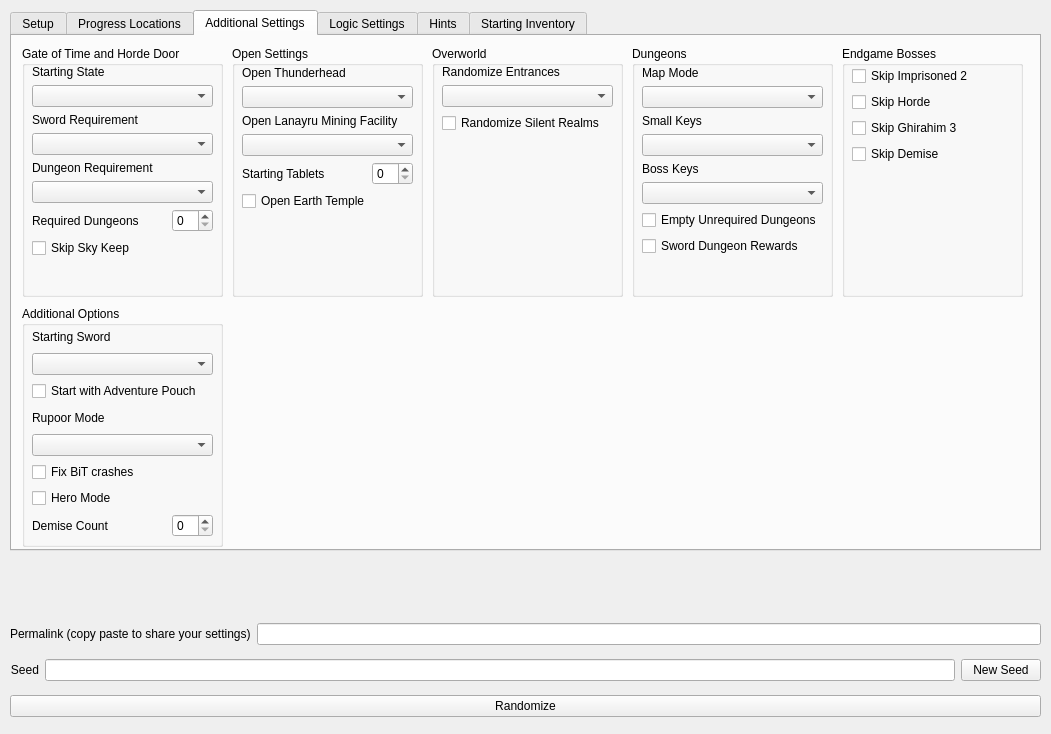
Old version of the form gui/randogui.ui in the repository ssrando/ssrando.
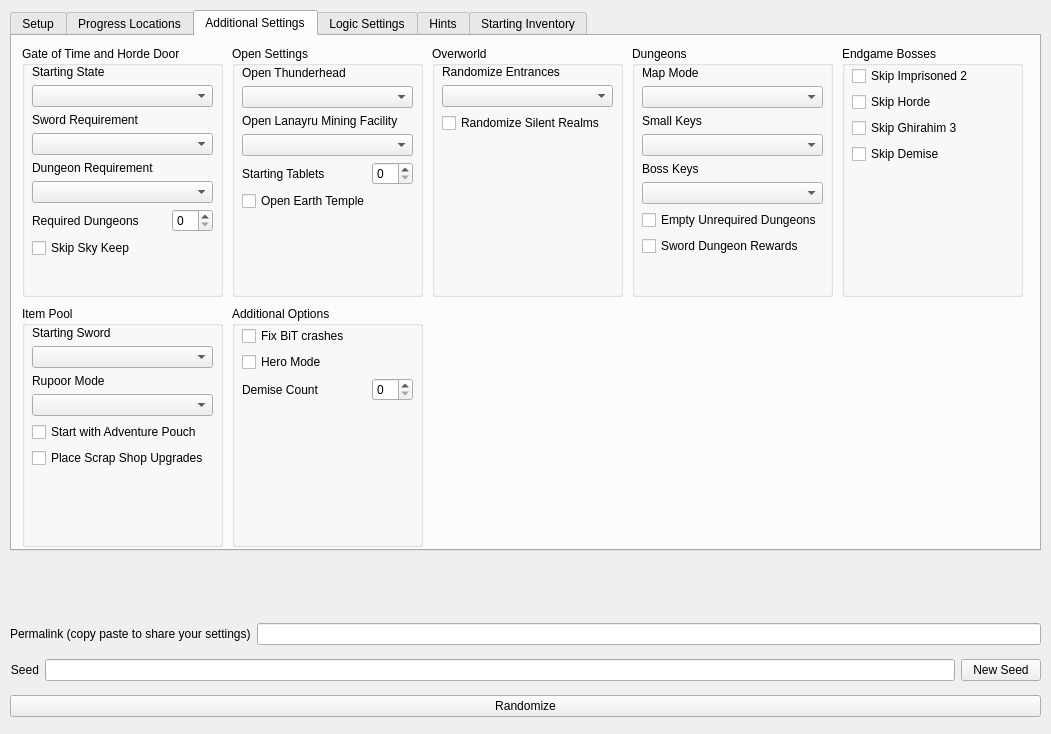
New version of the form. The open tabs and pages were chosen to show the change.

Commit message: Add scrap shop upgrades to UI

```diff
--- a/gui/randogui.ui
+++ b/gui/randogui.ui
@@ -745,7 +745,7 @@
          <x>10</x>
          <y>19</y>
          <width>181</width>
-         <height>223</height>
+         <height>236</height>
         </rect>
        </property>
        <layout class="QVBoxLayout" name="verticalLayout">
@@ -1170,9 +1170,9 @@
      <widget class="QGroupBox" name="groupBox_9">
       <property name="geometry">
        <rect>
-        <x>10</x>
+        <x>220</x>
         <y>270</y>
-        <width>201</width>
+        <width>191</width>
         <height>241</height>
        </rect>
       </property>
@@ -1184,46 +1184,11 @@
         <rect>
          <x>10</x>
          <y>20</y>
-         <width>181</width>
+         <width>171</width>
          <height>211</height>
         </rect>
        </property>
        <layout class="QVBoxLayout" name="verticalLayout_15">
-        <item>
-         <layout class="QVBoxLayout" name="verticalLayout_28">
-          <item>
-           <widget class="QLabel" name="label_for_option_starting_sword">
-            <property name="text">
-             <string>Starting Sword</string>
-            </property>
-           </widget>
-          </item>
-          <item>
-           <widget class="QComboBox" name="option_starting_sword"/>
-          </item>
-         </layout>
-        </item>
-        <item>
-         <widget class="QCheckBox" name="option_start_pouch">
-          <property name="text">
-           <string>Start with Adventure Pouch</string>
-          </property>
-         </widget>
-        </item>
-        <item>
-         <layout class="QVBoxLayout" name="verticalLayout_16">
-          <item>
-           <widget class="QLabel" name="label_for_option_rupoor">
-            <property name="text">
-             <string>Rupoor Mode</string>
-            </property>
-           </widget>
-          </item>
-          <item>
-           <widget class="QComboBox" name="option_rupoor_mode"/>
-          </item>
-         </layout>
-        </item>
         <item>
          <widget class="QCheckBox" name="option_fix_bit_crashes">
           <property name="text">
@@ -1258,6 +1223,99 @@
            </widget>
           </item>
          </layout>
+        </item>
+        <item>
+         <spacer name="verticalSpacer_17">
+          <property name="orientation">
+           <enum>Qt::Vertical</enum>
+          </property>
+          <property name="sizeHint" stdset="0">
+           <size>
+            <width>20</width>
+            <height>40</height>
+           </size>
+          </property>
+         </spacer>
+        </item>
+       </layout>
+      </widget>
+     </widget>
+     <widget class="QGroupBox" name="groupBox_16">
+      <property name="geometry">
+       <rect>
+        <x>10</x>
+        <y>270</y>
+        <width>201</width>
+        <height>241</height>
+       </rect>
+      </property>
+      <property name="title">
+       <string>Item Pool</string>
+      </property>
+      <widget class="QWidget" name="verticalLayoutWidget_15">
+       <property name="geometry">
+        <rect>
+         <x>10</x>
+         <y>20</y>
+         <width>181</width>
+         <height>211</height>
+        </rect>
+       </property>
+       <layout class="QVBoxLayout" name="verticalLayout_31">
+        <item>
+         <layout class="QVBoxLayout" name="verticalLayout_28">
+          <item>
+           <widget class="QLabel" name="label_for_option_starting_sword">
+            <property name="text">
+             <string>Starting Sword</string>
+            </property>
+           </widget>
+          </item>
+          <item>
+           <widget class="QComboBox" name="option_starting_sword"/>
+          </item>
+         </layout>
+        </item>
+        <item>
+         <layout class="QVBoxLayout" name="verticalLayout_39">
+          <item>
+           <widget class="QLabel" name="label_for_option_rupoor">
+            <property name="text">
+             <string>Rupoor Mode</string>
+            </property>
+           </widget>
+          </item>
+          <item>
+           <widget class="QComboBox" name="option_rupoor_mode"/>
+          </item>
+         </layout>
+        </item>
+        <item>
+         <widget class="QCheckBox" name="option_start_pouch">
+          <property name="text">
+           <string>Start with Adventure Pouch</string>
+          </property>
+         </widget>
+        </item>
+        <item>
+         <widget class="QCheckBox" name="option_gondo_upgrades">
+          <property name="text">
+           <string>Place Scrap Shop Upgrades</string>
+          </property>
+         </widget>
+        </item>
+        <item>
+         <spacer name="spacer">
+          <property name="orientation">
+           <enum>Qt::Vertical</enum>
+          </property>
+          <property name="sizeHint" stdset="0">
+           <size>
+            <width>20</width>
+            <height>40</height>
+           </size>
+          </property>
+         </spacer>
         </item>
        </layout>
       </widget>
```
Left out of the diff: 4 changed lines with no effect on the pictures. The commit also changes 1 other file.
